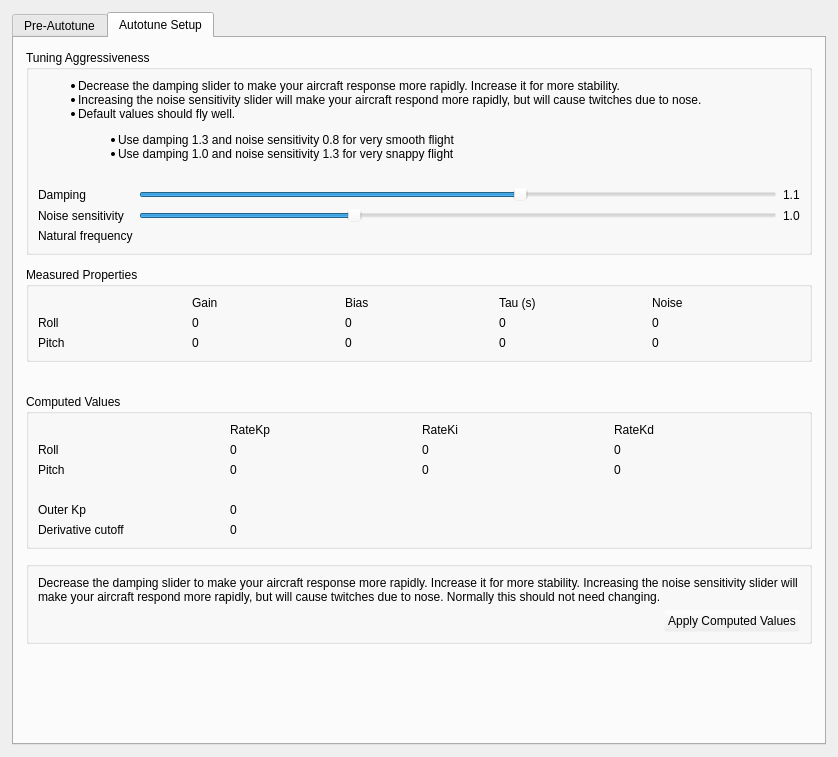
The window that ground/gcs/src/plugins/config/autotune.ui (TauLabs/TauLabs) describes before a commit, drawn with Qt 5.
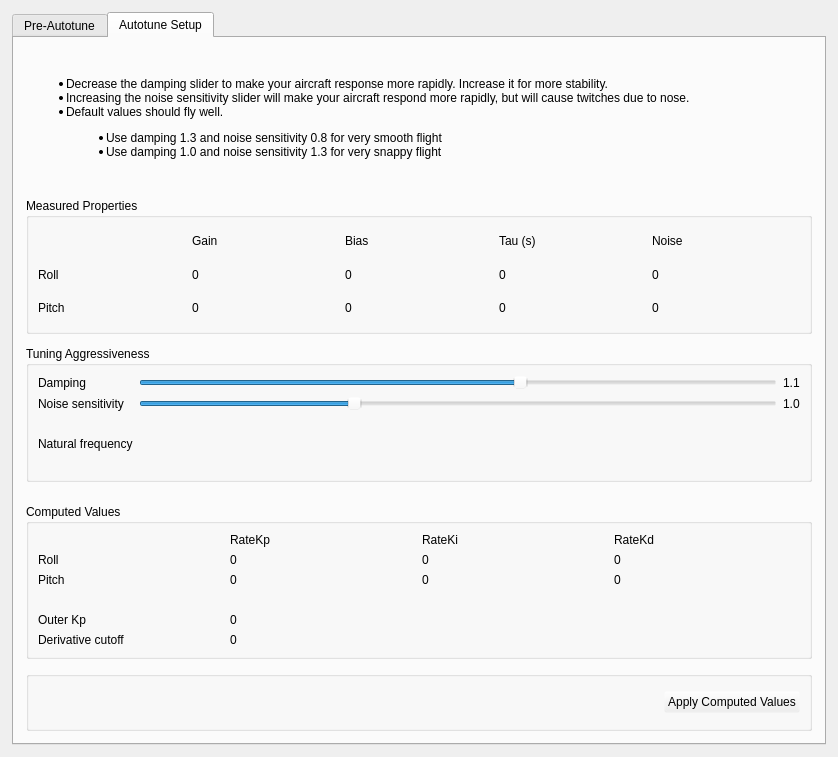
The same window after the commit. The open tabs and pages were chosen to show the change.

Commit message: GCS/Autotune: UI cleanup and fixes

```diff
--- a/ground/gcs/src/plugins/config/autotune.ui
+++ b/ground/gcs/src/plugins/config/autotune.ui
@@ -291,8 +291,8 @@
            <rect>
             <x>0</x>
             <y>0</y>
-            <width>793</width>
-            <height>767</height>
+            <width>808</width>
+            <height>710</height>
            </rect>
           </property>
           <property name="sizePolicy">
@@ -312,15 +312,9 @@
             <number>12</number>
            </property>
            <item>
-            <widget class="QGroupBox" name="groupBox">
-             <property name="title">
-              <string>Tuning Aggressiveness</string>
-             </property>
-             <layout class="QGridLayout" name="gridLayout_2">
-              <item row="0" column="0" colspan="3">
-               <widget class="QLabel" name="label_20">
-                <property name="text">
-                 <string>&lt;html&gt;&lt;head/&gt;&lt;body&gt;
+            <widget class="QLabel" name="label_20">
+             <property name="text">
+              <string>&lt;html&gt;&lt;head/&gt;&lt;body&gt;
 &lt;ul&gt;
 &lt;li&gt;Decrease the damping slider to make your aircraft response more rapidly. Increase it for more stability.&lt;/li&gt; &lt;li&gt;Increasing the noise sensitivity slider will make your aircraft respond more rapidly, but will cause twitches due to nose.&lt;/li&gt;
 &lt;li&gt;Default values should fly well.
@@ -331,97 +325,10 @@
 &lt;/li&gt;
 &lt;/ul&gt;
 &lt;/body&gt;&lt;/html&gt;</string>
-                </property>
-                <property name="wordWrap">
-                 <bool>true</bool>
-                </property>
-               </widget>
-              </item>
-              <item row="4" column="0">
-               <widget class="QLabel" name="label_2">
-                <property name="text">
-                 <string>Natural frequency</string>
-                </property>
-               </widget>
-              </item>
-              <item row="2" column="0">
-               <widget class="QLabel" name="label_11">
-                <property name="text">
-                 <string>Damping</string>
-                </property>
-               </widget>
-              </item>
-              <item row="4" column="1">
-               <widget class="QLabel" name="wn">
-                <property name="text">
-                 <string/>
-                </property>
-               </widget>
-              </item>
-              <item row="3" column="0">
-               <widget class="QLabel" name="label">
-                <property name="text">
-                 <string>Noise sensitivity</string>
-                </property>
-               </widget>
-              </item>
-              <item row="3" column="1">
-               <widget class="QSlider" name="rateNoise">
-                <property name="minimum">
-                 <number>0</number>
-                </property>
-                <property name="maximum">
-                 <number>30</number>
-                </property>
-                <property name="singleStep">
-                 <number>1</number>
-                </property>
-                <property name="value">
-                 <number>10</number>
-                </property>
-                <property name="orientation">
-                 <enum>Qt::Horizontal</enum>
-                </property>
-               </widget>
-              </item>
-              <item row="2" column="1">
-               <widget class="QSlider" name="rateDamp">
-                <property name="minimum">
-                 <number>50</number>
-                </property>
-                <property name="maximum">
-                 <number>150</number>
-                </property>
-                <property name="value">
-                 <number>110</number>
-                </property>
-                <property name="orientation">
-                 <enum>Qt::Horizontal</enum>
-                </property>
-               </widget>
-              </item>
-              <item row="2" column="2">
-               <widget class="QLabel" name="lblDamp">
-                <property name="text">
-                 <string>1.1</string>
-                </property>
-               </widget>
-              </item>
-              <item row="3" column="2">
-               <widget class="QLabel" name="lblNoise">
-                <property name="text">
-                 <string>1.0</string>
-                </property>
-               </widget>
-              </item>
-              <item row="1" column="0">
-               <widget class="QLabel" name="label_21">
-                <property name="text">
-                 <string/>
-                </property>
-               </widget>
-              </item>
-             </layout>
+             </property>
+             <property name="wordWrap">
+              <bool>true</bool>
+             </property>
             </widget>
            </item>
            <item>
@@ -597,6 +504,92 @@
              </layout>
             </widget>
            </item>
+           <item>
+            <widget class="QGroupBox" name="groupBox">
+             <property name="title">
+              <string>Tuning Aggressiveness</string>
+             </property>
+             <layout class="QGridLayout" name="gridLayout_2">
+              <item row="1" column="2">
+               <widget class="QLabel" name="lblDamp">
+                <property name="text">
+                 <string>1.1</string>
+                </property>
+               </widget>
+              </item>
+              <item row="2" column="2">
+               <widget class="QLabel" name="lblNoise">
+                <property name="text">
+                 <string>1.0</string>
+                </property>
+               </widget>
+              </item>
+              <item row="2" column="1">
+               <widget class="QSlider" name="rateNoise">
+                <property name="minimum">
+                 <number>0</number>
+                </property>
+                <property name="maximum">
+                 <number>30</number>
+                </property>
+                <property name="singleStep">
+                 <number>1</number>
+                </property>
+                <property name="value">
+                 <number>10</number>
+                </property>
+                <property name="orientation">
+                 <enum>Qt::Horizontal</enum>
+                </property>
+               </widget>
+              </item>
+              <item row="1" column="1">
+               <widget class="QSlider" name="rateDamp">
+                <property name="minimum">
+                 <number>50</number>
+                </property>
+                <property name="maximum">
+                 <number>150</number>
+                </property>
+                <property name="value">
+                 <number>110</number>
+                </property>
+                <property name="orientation">
+                 <enum>Qt::Horizontal</enum>
+                </property>
+               </widget>
+              </item>
+              <item row="2" column="0">
+               <widget class="QLabel" name="label">
+                <property name="text">
+                 <string>Noise sensitivity</string>
+                </property>
+               </widget>
+              </item>
+              <item row="1" column="0">
+               <widget class="QLabel" name="label_11">
+                <property name="text">
+                 <string>Damping</string>
+                </property>
+               </widget>
+              </item>
+              <item row="3" column="0">
+               <widget class="QLabel" name="label_2">
+                <property name="text">
+                 <string>Natural frequency</string>
+                </property>
+               </widget>
+              </item>
+              <item row="3" column="1">
+               <widget class="QLabel" name="wn">
+                <property name="text">
+                 <string/>
+                </property>
+               </widget>
+              </item>
+             </layout>
+            </widget>
+           </item>
            <item>
             <spacer name="verticalSpacer_2">
              <property name="orientation">
@@ -608,7 +601,7 @@
              <property name="sizeHint" stdset="0">
               <size>
                <width>20</width>
-               <height>20</height>
+               <height>10</height>
               </size>
              </property>
             </spacer>
@@ -736,33 +729,19 @@
            </item>
            <item>
             <widget class="QGroupBox" name="groupBox_4">
+             <property name="maximumSize">
+              <size>
+               <width>16777215</width>
+               <height>60</height>
+              </size>
+             </property>
              <property name="title">
               <string/>
              </property>
              <layout class="QHBoxLayout" name="horizontalLayout_2">
               <item>
                <layout class="QGridLayout" name="gridLayout_4">
-                <item row="0" column="0" colspan="3">
-                 <widget class="QLabel" name="label_22">
-                  <property name="text">
-                   <string>Decrease the damping slider to make your aircraft response more rapidly. Increase it for more stability. Increasing the noise sensitivity slider will make your aircraft respond more rapidly, but will cause twitches due to nose. Normally this should not need changing.</string>
-                  </property>
-                  <property name="wordWrap">
-                   <bool>true</bool>
-                  </property>
-                 </widget>
-                </item>
-                <item row="1" column="1" colspan="2">
-                 <widget class="QPushButton" name="useComputedValues">
-                  <property name="styleSheet">
-                   <string notr="true"/>
-                  </property>
-                  <property name="text">
-                   <string>Apply Computed Values</string>
-                  </property>
-                 </widget>
-                </item>
-                <item row="1" column="0">
+                <item row="0" column="0">
                  <spacer name="horizontalSpacer">
                   <property name="orientation">
                    <enum>Qt::Horizontal</enum>
@@ -775,24 +754,21 @@
                   </property>
                  </spacer>
                 </item>
+                <item row="0" column="1" colspan="2">
+                 <widget class="QPushButton" name="useComputedValues">
+                  <property name="styleSheet">
+                   <string notr="true"/>
+                  </property>
+                  <property name="text">
+                   <string>Apply Computed Values</string>
+                  </property>
+                 </widget>
+                </item>
                </layout>
               </item>
              </layout>
             </widget>
            </item>
-           <item>
-            <spacer name="verticalSpacer">
-             <property name="orientation">
-              <enum>Qt::Vertical</enum>
-             </property>
-             <property name="sizeHint" stdset="0">
-              <size>
-               <width>20</width>
-               <height>77</height>
-              </size>
-             </property>
-            </spacer>
-           </item>
           </layout>
          </widget>
         </widget>
```
